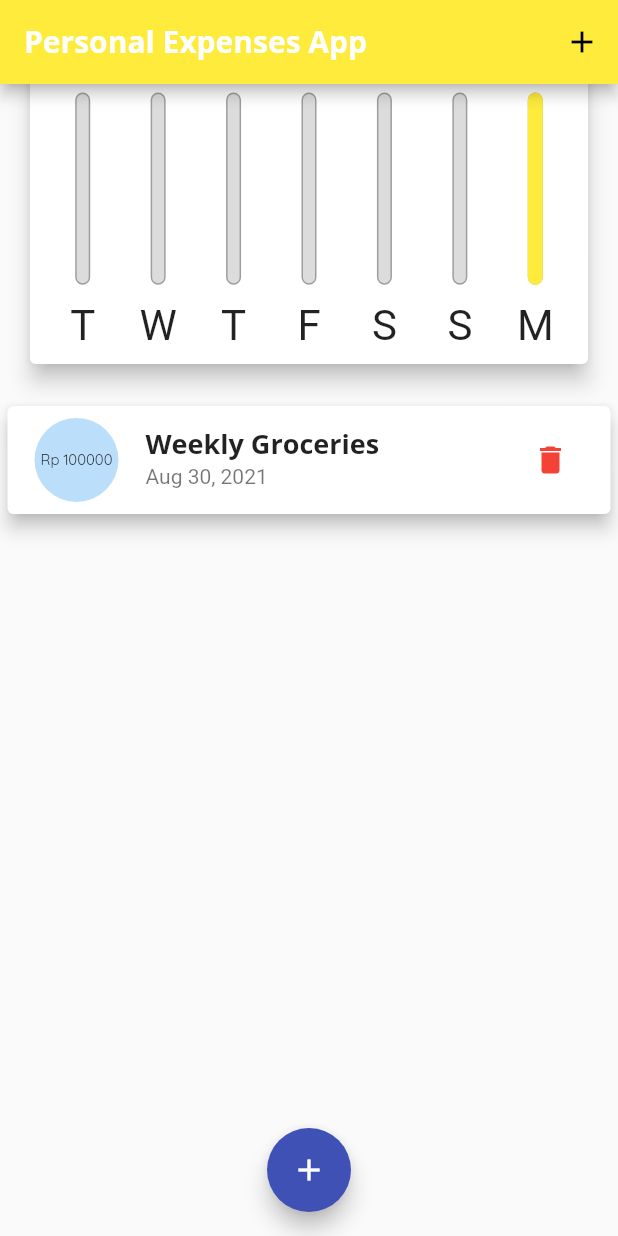
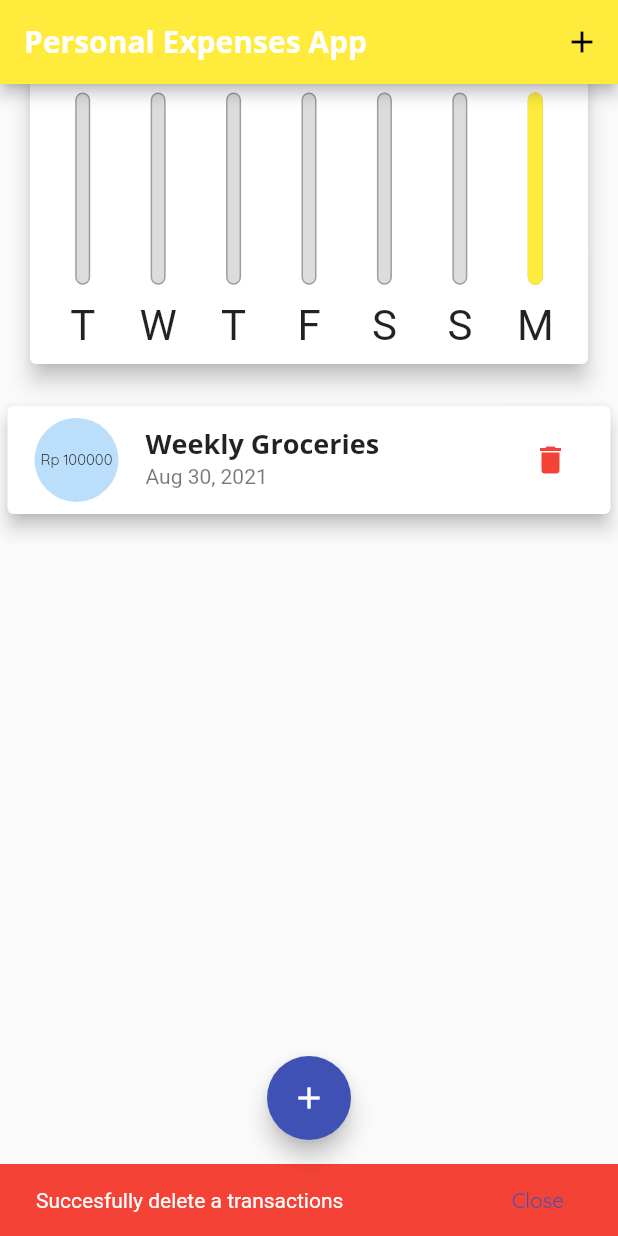
Before and after one commit to Barragan17/Flutter-Projects, a Flutter app: the screen it shows after launch, scrolled down 67 dp, after a tap on the "delete" icon, on a phone screen of 412 x 824 dp. Run offline on Flutter 3.47's test engine with Material 2 defaults, Android fonts, the phone set to English and light mode, and no system bars; missing offline and left inert: dart:ffi.

```diff
--- a/Personal_Expenses_App/lib/main.dart
+++ b/Personal_Expenses_App/lib/main.dart
@@ -111,12 +111,32 @@ class _MyHomePageState extends State<MyHomePage> {
     setState(() {
       _userTransaction.add(newTx);
     });
+
+    final newSnackBar = SnackBar(
+      content: Text('Successfully created a new transactions'),
+      backgroundColor: Colors.green,
+      action: SnackBarAction(
+        label: 'Close',
+        onPressed: () {},
+      ),
+    );
+    ScaffoldMessenger.of(context).showSnackBar(newSnackBar);
   }
 
   void _deleteTransactions(String id) {
     setState(() {
       _userTransaction.removeWhere((tx) => tx.id == id);
     });
+
+    final deleteSnackBar = SnackBar(
+      content: Text('Succesfully delete a transactions'),
+      backgroundColor: Colors.red,
+      action: SnackBarAction(
+        label: 'Close',
+        onPressed: () {},
+      ),
+    );
+    ScaffoldMessenger.of(context).showSnackBar(deleteSnackBar);
   }
 
   void _startAddNewTransaction(BuildContext ctx) {
```
